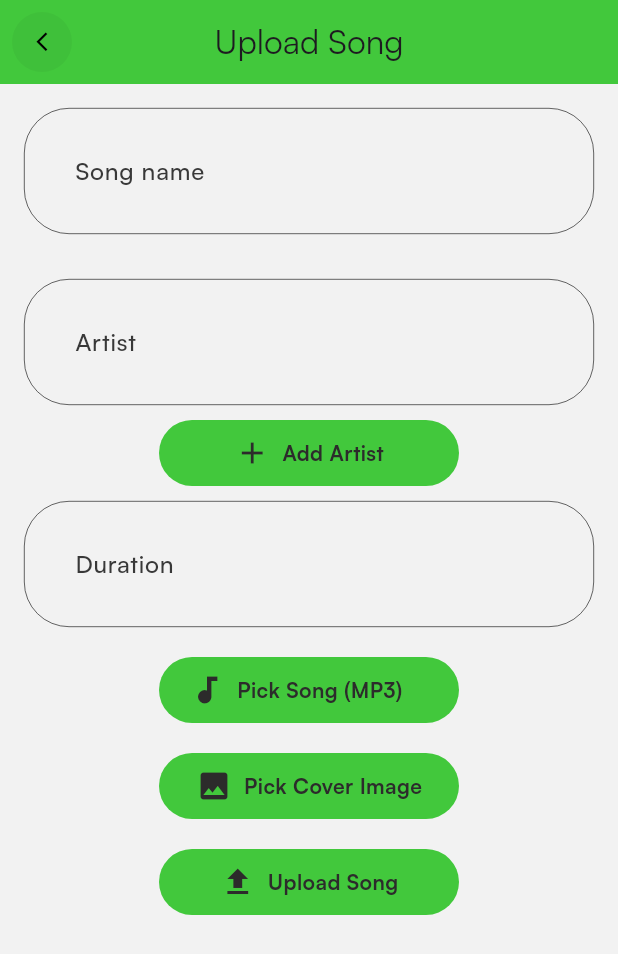
After one commit to sourabhappdev/spotify_clone_flutter, a Flutter app: the HomePage screen opened directly, after a tap on the "upload" icon, on a phone screen of 412 x 824 dp. The commit adds this screen. Shown: the top 954 px of the screen. Run offline on Flutter 3.47's test engine with Material 3 defaults, Android fonts, the phone set to English and light mode, and no system bars; our stand-ins replace appwrite, bloc, bot_toast, cached_network_image, equatable, file_picker and 10 more; accounts and stored records are empty; network calls fail.

Commit message:
[Add] functionality to upload songs from device

```diff
--- a/lib/core/configs/constants/app_routes.dart
+++ b/lib/core/configs/constants/app_routes.dart
@@ -17,5 +17,6 @@ class AppRoutes {
       songPlayerPage = "songPlayerPage",
       chooseModePage = "chooseModePage",
       chooseSignInSignUpPage = "chooseSignInSignUpPage",
+      uploadSongs = "uploadSongs",
       homePage = "homePage";
 }
--- a/lib/core/configs/manager/navigation_manager.dart
+++ b/lib/core/configs/manager/navigation_manager.dart
@@ -8,6 +8,8 @@ import 'package:spotify_clone/core/modules/profile/bloc/log_out_cubit.dart';
 import 'package:spotify_clone/core/modules/profile/bloc/profile_info_cubit.dart';
 import 'package:spotify_clone/core/modules/profile/bloc/upload_profile_image_cubit.dart';
 import 'package:spotify_clone/core/modules/song_player/bloc/song_player_cubit.dart';
+import 'package:spotify_clone/core/modules/upload_song/blocs/upload_song_cubit.dart';
+import 'package:spotify_clone/core/modules/upload_song/page/upload_song.dart';
 
 import '../../modules/auth/pages/signin.dart';
 import '../../modules/auth/pages/signup.dart';
@@ -60,6 +62,11 @@ class NavigationManager {
       case AppRoutes.getStartedPage:
         routeScreen = const GetStartedPage();
         break;
+      case AppRoutes.uploadSongs:
+        routeScreen = BlocProvider(
+          create: (_) => UploadSongCubit(),
+          child: const UploadSongPage(),
+        );
       case AppRoutes.signInPage:
         routeScreen = BlocProvider(
           create: (_) => SignInCubit(),
--- a/lib/core/modules/home/pages/home.dart
+++ b/lib/core/modules/home/pages/home.dart
@@ -10,6 +10,7 @@ import '../../../configs/assets/app_images.dart';
 import '../../../configs/assets/app_vectors.dart';
 import '../../../configs/theme/app_colors.dart';
 import '../../profile/bloc/favorite_songs_cubit.dart';
+import '../bloc/new_songs_cubit.dart';
 import '../widgets/news_songs.dart';
 
 class HomePage extends StatefulWidget {
@@ -35,11 +36,21 @@ class _HomePageState extends State<HomePage>
     return Scaffold(
       appBar: BasicAppbar(
         hideBack: true,
-        action: IconButton(
+        actions: [
+          IconButton(
+            onPressed: () async {
+              await context.pushNamed(AppRoutes.uploadSongs);
+              if (context.mounted) context.read<NewSongsCubit>().getNewsSongs();
+            },
+            icon: const Icon(Icons.upload),
+          ),
+          IconButton(
             onPressed: () {
               context.pushNamed(AppRoutes.profilePage);
             },
-            icon: const Icon(Icons.person)),
+            icon: const Icon(Icons.person),
+          ),
+        ],
         title: SvgPicture.asset(
           AppVectors.logo,
           height: 40,
--- /dev/null
+++ b/lib/core/modules/upload_song/blocs/upload_song_cubit.dart
@@ -0,0 +1,89 @@
+import 'dart:io';
+
+import 'package:appwrite/appwrite.dart';
+
+import 'package:flutter_bloc/flutter_bloc.dart';
+import 'package:file_picker/file_picker.dart';
+import 'package:flutter_dotenv/flutter_dotenv.dart';
+import 'package:image_picker/image_picker.dart';
+import 'package:spotify_clone/common/services/appwrite_service.dart';
+import 'package:spotify_clone/core/modules/upload_song/blocs/upload_song_state.dart';
+
+class UploadSongCubit extends Cubit<UploadSongState> {
+  UploadSongCubit() : super(UploadSongInitial());
+
+  Future<File?> pickMP3File() async {
+    try {
+      FilePickerResult? result = await FilePicker.platform.pickFiles(
+        type: FileType.custom,
+        allowedExtensions: ['mp3'],
+      );
+
+      if (result != null) {
+        return File(result.files.single.path!);
+      }
+      emit(const UploadSongFailure('Pick MP3 file cancelled'));
+      return null;
+    } catch (e) {
+      emit(UploadSongFailure('Failed to pick MP3 file: ${e.toString()}'));
+      return null;
+    }
+  }
+
+  Future<File?> pickCoverImage() async {
+    try {
+      final picker = ImagePicker();
+      final XFile? image = await picker.pickImage(source: ImageSource.gallery);
+
+      if (image != null) {
+        return File(image.path);
+      }
+      return null;
+    } catch (e) {
+      emit(UploadSongFailure('Failed to pick image: ${e.toString()}'));
+      return null;
+    }
+  }
+
+  Future<void> uploadSong({
+    required String songName,
+    required List<String> artists,
+    required File songFile,
+    required File coverImage,
+    required String duration,
+  }) async {
+    try {
+      emit(UploadSongLoading());
+      final songFileResult = await AppWriteService.storage.createFile(
+          bucketId: dotenv.env['SONGS_BUCKET'] ?? '',
+          fileId: ID.unique(),
+          file: InputFile.fromPath(path: songFile.path));
+      final songFileUrl =
+          'https://cloud.appwrite.io/v1/storage/buckets/${dotenv.env['SONGS_BUCKET']}/files/${songFileResult.$id}/view?project=${dotenv.env['PROJECT']}';
+
+      final coverImageFileResult = await AppWriteService.storage.createFile(
+          bucketId: dotenv.env['COVER_IMAGES_BUCKET'] ?? '',
+          fileId: ID.unique(),
+          file: InputFile.fromPath(path: coverImage.path));
+      final coverImageFileUrl =
+          'https://cloud.appwrite.io/v1/storage/buckets/${dotenv.env['COVER_IMAGES_BUCKET']}/files/${coverImageFileResult.$id}/view?project=${dotenv.env['PROJECT']}';
+
+      await AppWriteService.databases.createDocument(
+        databaseId: dotenv.env['DB'] ?? '',
+        collectionId: dotenv.env['SONGS'] ?? '',
+        documentId: ID.unique(),
+        data: {
+          'name': songName,
+          'artists': artists,
+          'url': songFileUrl,
+          'cover_image': coverImageFileUrl,
+          'duration': duration,
+        },
+      );
+
+      emit(const UploadSongSuccess('Song uploaded successfully!'));
+    } catch (e) {
+      emit(UploadSongFailure('Failed to upload song: ${e.toString()}'));
+    }
+  }
+}
--- /dev/null
+++ b/lib/core/modules/upload_song/blocs/upload_song_state.dart
@@ -0,0 +1,24 @@
+import 'package:equatable/equatable.dart';
+
+sealed class UploadSongState extends Equatable {
+  const UploadSongState();
+
+  @override
+  List<Object> get props => [];
+}
+
+class UploadSongInitial extends UploadSongState {}
+
+class UploadSongLoading extends UploadSongState {}
+
+class UploadSongSuccess extends UploadSongState {
+  final String message;
+
+  const UploadSongSuccess(this.message);
+}
+
+class UploadSongFailure extends UploadSongState {
+  final String error;
+
+  const UploadSongFailure(this.error);
+}
--- /dev/null
+++ b/lib/core/modules/upload_song/page/upload_song.dart
@@ -0,0 +1,282 @@
+import 'package:flutter/material.dart';
+import 'package:flutter_bloc/flutter_bloc.dart';
+import 'package:spotify_clone/common/helpers/is_dark_mode.dart';
+import 'package:spotify_clone/common/widgets/appbar/app_bar.dart';
+import 'package:spotify_clone/common/widgets/text_field/common_text_field.dart';
+import 'package:spotify_clone/core/modules/upload_song/blocs/upload_song_state.dart';
+import 'dart:io';
+
+import '../../../../common/utils/toast_utils.dart';
+import '../../../../common/widgets/loader/custom_loader.dart';
+import '../blocs/upload_song_cubit.dart';
+import '../../../configs/theme/app_colors.dart';
+
+class UploadSongPage extends StatefulWidget {
+  const UploadSongPage({super.key});
+
+  @override
+  State<UploadSongPage> createState() => _UploadSongPageState();
+}
+
+class _UploadSongPageState extends State<UploadSongPage> {
+  final TextEditingController _songNameController = TextEditingController();
+  final TextEditingController _artistController = TextEditingController();
+  final TextEditingController _songDurationController = TextEditingController();
+  File? _songFile;
+  File? _coverImageFile;
+
+  final List<String> _artists = [];
+
+  @override
+  void dispose() {
+    _songNameController.dispose();
+    _artistController.dispose();
+    _songDurationController.dispose();
+    super.dispose();
+  }
+
+  // Method to add artist to the list
+  void _addArtist() {
+    if (_artistController.text.isNotEmpty) {
+      setState(() {
+        _artists.add(_artistController.text);
+        _artistController.clear(); // Clear the artist text field
+      });
+    }
+  }
+
+  @override
+  Widget build(BuildContext context) {
+    return Scaffold(
+      appBar: const BasicAppbar(
+        backgroundColor: AppColors.primary,
+        title: Text("Upload Song"),
+      ),
+      body: BlocListener<UploadSongCubit, UploadSongState>(
+        listener: (context, state) {
+          if (state is UploadSongLoading) {
+            CustomLoader.showLoader(context);
+          } else if (state is UploadSongSuccess) {
+            CustomLoader.hideLoader(context);
+            ToastUtils.showSuccess(message: "Song uploaded successfully!");
+            Navigator.pop(context);
+          } else if (state is UploadSongFailure) {
+            CustomLoader.hideLoader(context);
+            ToastUtils.showFailed(message: state.error);
+          }
+        },
+        child: SingleChildScrollView(
+          padding: const EdgeInsets.all(16),
+          child: Column(
+            children: [
+              CommonTextField(
+                controller: _songNameController,
+                hintText: "Song name",
+              ),
+              const SizedBox(height: 20),
+              Wrap(
+                spacing: 8.0,
+                children: _artists
+                    .map((artist) => Chip(
+                          color:
+                              const WidgetStatePropertyAll(AppColors.primary),
+                          deleteIconColor: Colors.white,
+                          label: Text(
+                            artist,
+                            style: TextStyle(
+                              color: context.isDarkMode
+                                  ? Colors.white
+                                  : Colors.black,
+                            ),
+                          ),
+                          onDeleted: () {
+                            setState(() {
+                              _artists.remove(artist);
+                            });
+                          },
+                        ))
+                    .toList(),
+              ),
+              const SizedBox(height: 10),
+              CommonTextField(
+                controller: _artistController,
+                hintText: "Artist",
+              ),
+              const SizedBox(height: 10),
+              GestureDetector(
+                onTap: _addArtist,
+                child: Container(
+                  width: 200,
+                  padding:
+                      const EdgeInsets.symmetric(vertical: 10, horizontal: 20),
+                  decoration: BoxDecoration(
+                    color: AppColors.primary,
+                    borderRadius: BorderRadius.circular(30),
+                  ),
+                  child: Row(
+                    mainAxisSize: MainAxisSize.min,
+                    mainAxisAlignment: MainAxisAlignment.center,
+                    children: [
+                      Icon(
+                        Icons.add,
+                        color: context.isDarkMode
+                            ? Colors.white
+                            : const Color(0xff2C2B2B),
+                      ),
+                      const SizedBox(width: 8),
+                      Text(
+                        'Add Artist',
+                        style: TextStyle(
+                          color: context.isDarkMode
+                              ? Colors.white
+                              : const Color(0xff2C2B2B),
+                          fontWeight: FontWeight.bold,
+                        ),
+                      ),
+                    ],
+                  ),
+                ),
+              ),
+              const SizedBox(height: 10),
+              CommonTextField(
+                controller: _songDurationController,
+                hintText: "Duration",
+              ),
+              const SizedBox(height: 20),
+              GestureDetector(
+                onTap: () async {
+                  File? songFile =
+                      await context.read<UploadSongCubit>().pickMP3File();
+                  _songFile = songFile;
+                },
+                child: Container(
+                  width: 200,
+                  padding:
+                      const EdgeInsets.symmetric(vertical: 10, horizontal: 20),
+                  decoration: BoxDecoration(
+                    color: AppColors.primary,
+                    borderRadius: BorderRadius.circular(30),
+                  ),
+                  child: Row(
+                    mainAxisSize: MainAxisSize.min,
+                    children: [
+                      Icon(
+                        Icons.audiotrack,
+                        color: context.isDarkMode
+                            ? Colors.white
+                            : const Color(0xff2C2B2B),
+                      ),
+                      const SizedBox(width: 8),
+                      Text(
+                        'Pick Song (MP3)',
+                        style: TextStyle(
+                          color: context.isDarkMode
+                              ? Colors.white
+                              : const Color(0xff2C2B2B),
+                          fontWeight: FontWeight.bold,
+                        ),
+                      ),
+                    ],
+                  ),
+                ),
+              ),
+              const SizedBox(height: 20),
+              GestureDetector(
+                onTap: () async {
+                  File? coverImageFile =
+                      await context.read<UploadSongCubit>().pickCoverImage();
+                  _coverImageFile = coverImageFile;
+                },
+                child: Container(
+                  width: 200,
+                  padding:
+                      const EdgeInsets.symmetric(vertical: 10, horizontal: 20),
+                  decoration: BoxDecoration(
+                    color: AppColors.primary,
+                    borderRadius: BorderRadius.circular(30),
+                  ),
+                  child: Row(
+                    mainAxisSize: MainAxisSize.min,
+                    mainAxisAlignment: MainAxisAlignment.center,
+                    children: [
+                      Icon(
+                        Icons.image,
+                        color: context.isDarkMode
+                            ? Colors.white
+                            : const Color(0xff2C2B2B),
+                      ),
+                      const SizedBox(width: 8),
+                      Text(
+                        'Pick Cover Image',
+                        style: TextStyle(
+                          color: context.isDarkMode
+                              ? Colors.white
+                              : const Color(0xff2C2B2B),
+                          fontWeight: FontWeight.bold,
+                        ),
+                      ),
+                    ],
+                  ),
+                ),
+              ),
+              const SizedBox(height: 20),
+              GestureDetector(
+                onTap: () {
+                  if (_songFile != null &&
+                      _coverImageFile != null &&
+                      _artists.isNotEmpty) {
+                    context.read<UploadSongCubit>().uploadSong(
+                          songName: _songNameController.text,
+                          artists: _artists,
+                          songFile: _songFile!,
+                          coverImage: _coverImageFile!,
+                          duration: _songDurationController
+                              .text, // Placeholder duration
+                        );
+                  } else {
+                    ScaffoldMessenger.of(context).showSnackBar(
+                      const SnackBar(
+                          content: Text(
+                              'Please select song, cover image, and at least one artist')),
+                    );
+                  }
+                },
+                child: Container(
+                  width: 200,
+                  padding:
+                      const EdgeInsets.symmetric(vertical: 10, horizontal: 20),
+                  decoration: BoxDecoration(
+                    color: AppColors.primary,
+                    borderRadius: BorderRadius.circular(30),
+                  ),
+                  child: Row(
+                    mainAxisSize: MainAxisSize.min,
+                    mainAxisAlignment: MainAxisAlignment.center,
+                    children: [
+                      Icon(
+                        Icons.upload,
+                        color: context.isDarkMode
+                            ? Colors.white
+                            : const Color(0xff2C2B2B),
+                      ),
+                      const SizedBox(width: 8),
+                      Text(
+                        'Upload Song',
+                        style: TextStyle(
+                          color: context.isDarkMode
+                              ? Colors.white
+                              : const Color(0xff2C2B2B),
+                          fontWeight: FontWeight.bold,
+                        ),
+                      ),
+                    ],
+                  ),
+                ),
+              ),
+            ],
+          ),
+        ),
+      ),
+    );
+  }
+}
--- a/pubspec.yaml
+++ b/pubspec.yaml
@@ -40,6 +40,7 @@ dependencies:
   bot_toast:
   shared_preferences:
   cached_network_image:
+  file_picker:
 
 
   # The following adds the Cupertino Icons font to your application.
```
Also changed, not shown: lib/core/modules/song_player/pages/song_player.dart (+15 -15 lines), pubspec.lock, 1 other file.
